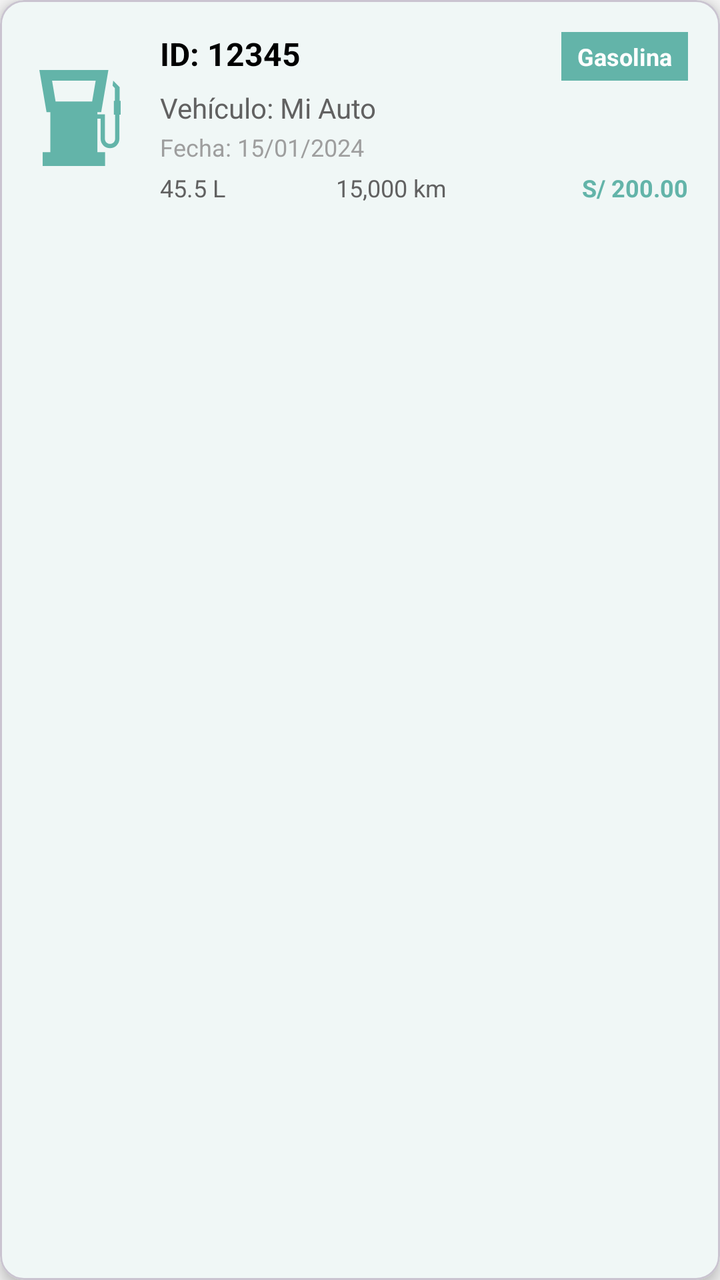
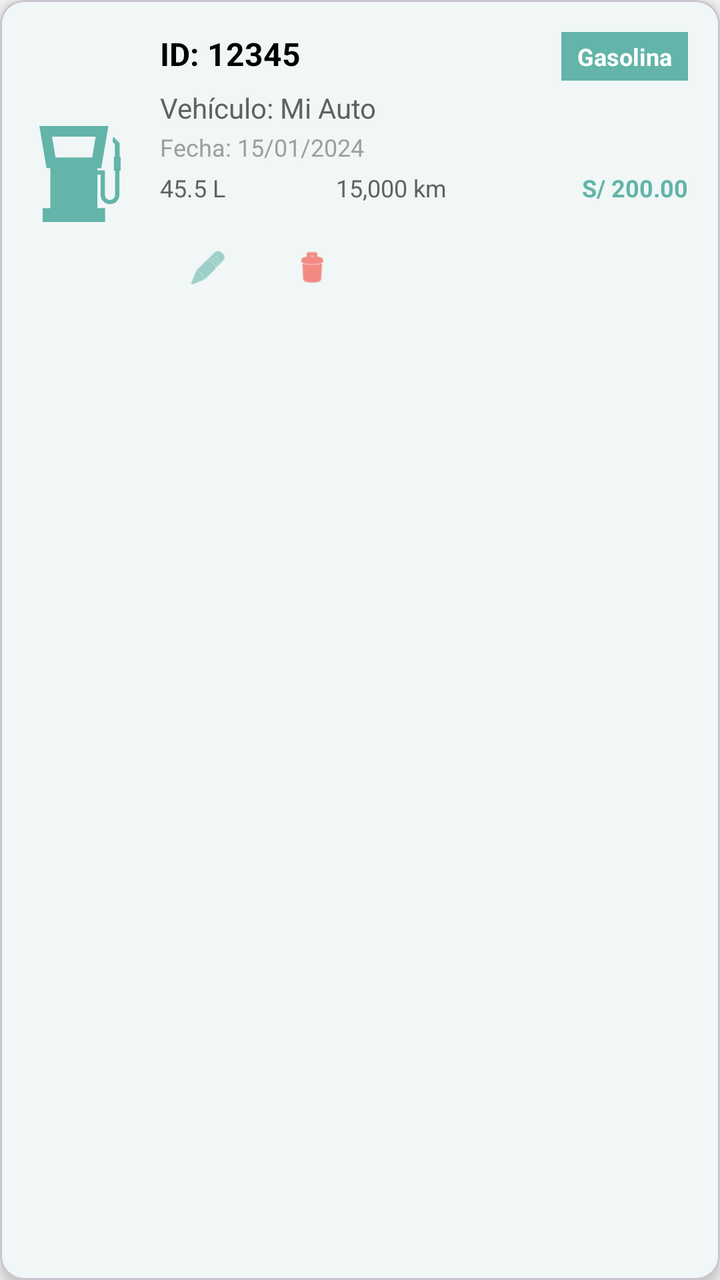

An Android layout rendered at two revisions. The XML below is the earlier revision; the diff shows what the commit changed to produce the second picture.
<!-- AndroidManifest.xml: application theme Theme.LAB6_20210740 -->
<!-- res/layout/item_fuel_record.xml -->
<?xml version="1.0" encoding="utf-8"?>
<com.google.android.material.card.MaterialCardView xmlns:android="http://schemas.android.com/apk/res/android"
    xmlns:app="http://schemas.android.com/apk/res-auto"
    android:layout_width="match_parent"
    android:layout_height="wrap_content"
    android:layout_marginBottom="12dp"
    app:cardCornerRadius="12dp"
    app:cardElevation="4dp"
    app:cardBackgroundColor="@color/white">

    <LinearLayout
        android:layout_width="match_parent"
        android:layout_height="wrap_content"
        android:orientation="horizontal"
        android:padding="16dp">

        <ImageView
            android:layout_width="48dp"
            android:layout_height="48dp"
            android:src="@drawable/gasolinera"
            app:tint="@color/primary"
            android:layout_gravity="center_vertical" />

        <LinearLayout
            android:layout_width="0dp"
            android:layout_height="wrap_content"
            android:layout_weight="1"
            android:orientation="vertical"
            android:layout_marginStart="16dp">

            <LinearLayout
                android:layout_width="match_parent"
                android:layout_height="wrap_content"
                android:orientation="horizontal">

                <TextView
                    android:id="@+id/tv_record_id"
                    android:layout_width="0dp"
                    android:layout_height="wrap_content"
                    android:layout_weight="1"
                    android:text="ID: 12345"
                    android:textSize="16sp"
                    android:textStyle="bold"
                    android:textColor="@color/black" />

                <TextView
                    android:id="@+id/tv_fuel_type"
                    android:layout_width="wrap_content"
                    android:layout_height="wrap_content"
                    android:text="Gasolina"
                    android:textSize="12sp"
                    android:textStyle="bold"
                    android:textColor="@color/white"
                    android:background="@color/primary"
                    android:paddingStart="8dp"
                    android:paddingEnd="8dp"
                    android:paddingTop="4dp"
                    android:paddingBottom="4dp"
                    android:layout_marginStart="8dp" />

            </LinearLayout>

            <TextView
                android:id="@+id/tv_vehicle_id"
                android:layout_width="wrap_content"
                android:layout_height="wrap_content"
                android:text="Vehículo: Mi Auto"
                android:textSize="14sp"
                android:textColor="@color/dark_gray"
                android:layout_marginTop="4dp" />

            <TextView
                android:id="@+id/tv_date"
                android:layout_width="wrap_content"
                android:layout_height="wrap_content"
                android:text="Fecha: 15/01/2024"
                android:textSize="12sp"
                android:textColor="@color/gray"
                android:layout_marginTop="2dp" />

            <LinearLayout
                android:layout_width="match_parent"
                android:layout_height="wrap_content"
                android:orientation="horizontal"
                android:layout_marginTop="4dp">

                <TextView
                    android:id="@+id/tv_liters"
                    android:layout_width="0dp"
                    android:layout_height="wrap_content"
                    android:layout_weight="1"
                    android:text="45.5 L"
                    android:textSize="12sp"
                    android:textColor="@color/dark_gray" />

                <TextView
                    android:id="@+id/tv_kilometers"
                    android:layout_width="0dp"
                    android:layout_height="wrap_content"
                    android:layout_weight="1"
                    android:text="15,000 km"
                    android:textSize="12sp"
                    android:textColor="@color/dark_gray" />

                <TextView
                    android:id="@+id/tv_price"
                    android:layout_width="0dp"
                    android:layout_height="wrap_content"
                    android:layout_weight="1"
                    android:text="S/ 200.00"
                    android:textSize="12sp"
                    android:textStyle="bold"
                    android:textColor="@color/primary"
                    android:gravity="end" />

            </LinearLayout>

        </LinearLayout>

    </LinearLayout>

</com.google.android.material.card.MaterialCardView>
<!-- resources referenced by this layout -->
<resources>
  <color name="black">#FF000000</color>
  <color name="dark_gray">#616161</color>
  <color name="gray">#9E9E9E</color>
  <color name="primary">#63B4A9</color>
  <color name="white">#FFFFFFFF</color>
  <!-- drawable gasolinera (drawable) -->
  <vector xmlns:android="http://schemas.android.com/apk/res/android"
      android:width="800dp"
      android:height="800dp"
      android:viewportWidth="357.83"
      android:viewportHeight="357.83">
    <path
        android:pathData="M330.47,114.67h-3.77V63.78l-23.99,-24.09l-2.45,19l8.61,8.72v47.26h-3.77v52h4.68v89.65c0,10.48 -8.52,19 -19,19s-19,-8.52 -19,-19v-90.85h-27.99v-8.27h14.16L284.77,0H27.36l26.83,157.2h14.16v149.07H39.71v51.56h232.71v-51.56h-28.65V181.46h11.99v74.85c0,19.3 15.7,35 35,35s35,-15.7 35,-35v-89.65h4.7V114.67L330.47,114.67zM224.19,117.19H87.94L74.77,40h162.6L224.19,117.19z"
        android:fillColor="#000000"/>
  </vector>
  <style name="Theme.LAB6_20210740" parent="Base.Theme.LAB6_20210740" />
  <style name="Base.Theme.LAB6_20210740" parent="Theme.Material3.DayNight.NoActionBar">
          
          <item name="colorPrimary">@color/primary</item>
          <item name="colorPrimaryVariant">@color/botones</item>
          <item name="colorOnPrimary">@color/white</item>
  
          
          <item name="colorSecondary">@color/primary</item>
          <item name="colorSecondaryVariant">@color/botones</item>
          <item name="colorOnSecondary">@color/white</item>
  
          
          <item name="android:colorBackground">@color/light_gray</item>
          <item name="colorSurface">@color/white</item>
          <item name="colorOnSurface">@color/black</item>
  
          
          <item name="colorError">#B00020</item>
          <item name="colorOnError">@color/white</item>
  
          
          <item name="materialButtonStyle">@style/Widget.App.Button</item>
      </style>
  <color name="botones">#009688</color>
  <color name="light_gray">#F5F5F5</color>
  <style name="Widget.App.Button" parent="Widget.Material3.Button">
          <item name="backgroundTint">@color/primary</item>
          <item name="android:textColor">@color/white</item>
          <item name="cornerRadius">8dp</item>
      </style>
</resources>

<!-- the commit's change to res/layout/item_fuel_record.xml (unified diff, before → after) -->
@@ -115,6 +115,35 @@
 
             </LinearLayout>
 
+            <LinearLayout
+                android:layout_width="wrap_content"
+                android:layout_height="wrap_content"
+                android:orientation="horizontal"
+                android:layout_marginTop="8dp">
+
+                <com.google.android.material.button.MaterialButton
+                    android:id="@+id/btn_edit_record"
+                    style="@style/Widget.Material3.Button.IconButton"
+                    android:layout_width="48dp"
+                    android:layout_height="48dp"
+                    app:icon="@android:drawable/ic_menu_edit"
+                    app:iconTint="@color/primary"
+                    app:iconGravity="textStart"
+                    app:iconPadding="0dp" />
+
+                <com.google.android.material.button.MaterialButton
+                    android:id="@+id/btn_delete_record"
+                    style="@style/Widget.Material3.Button.IconButton"
+                    android:layout_width="48dp"
+                    android:layout_height="48dp"
+                    android:layout_marginStart="4dp"
+                    app:icon="@android:drawable/ic_menu_delete"
+                    app:iconTint="#F44336"
+                    app:iconGravity="textStart"
+                    app:iconPadding="0dp" />
+
+            </LinearLayout>
+
         </LinearLayout>
 
     </LinearLayout>
